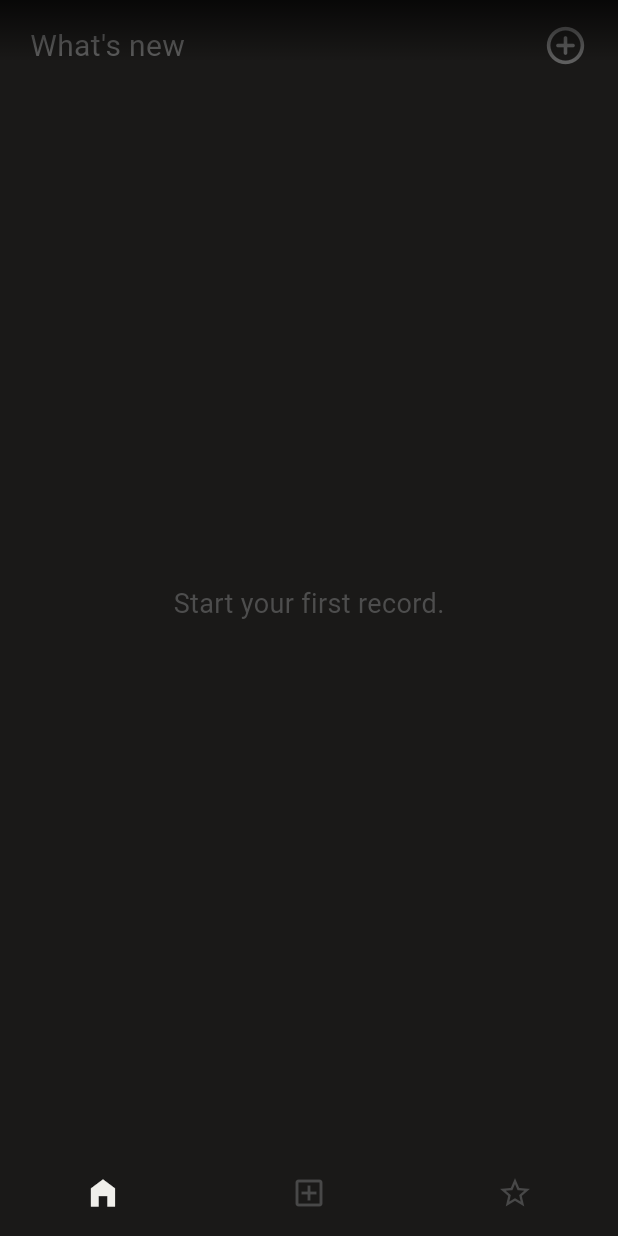
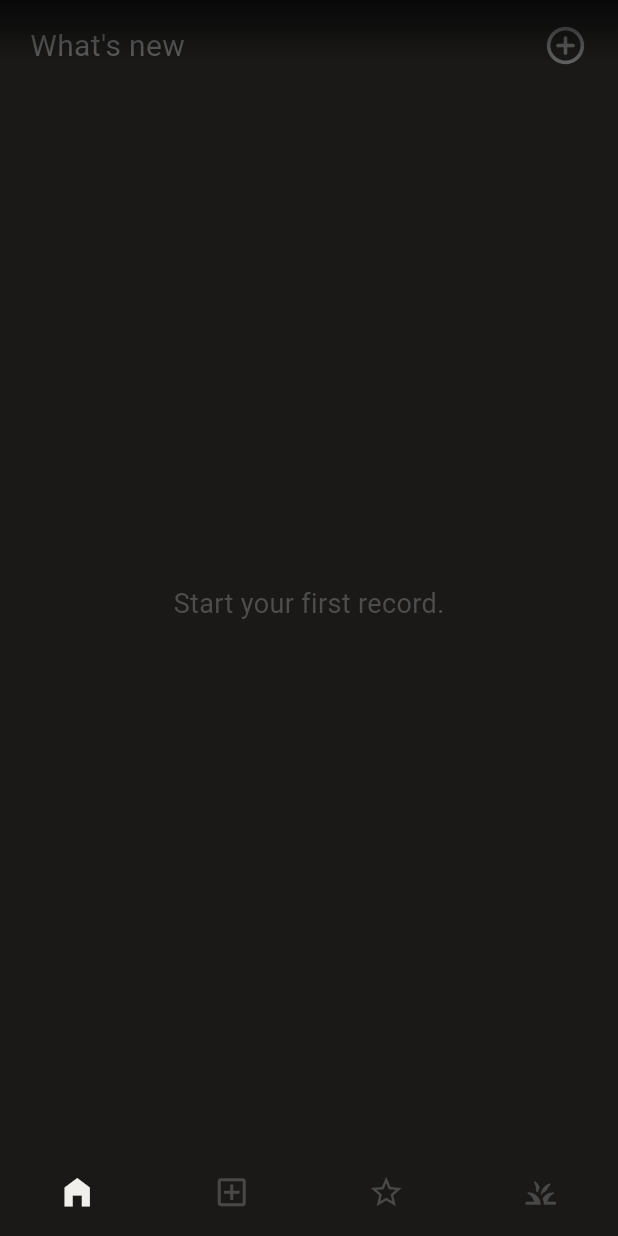
Before and after one commit to wold21/creeate_memo, a Flutter app: the screen it shows after launch, on a phone screen of 412 x 824 dp. Run offline on Flutter 3.47's test engine with Material 3 defaults, Android fonts, the phone set to English and light mode, and no system bars; our stand-ins replace sqflite; accounts and stored records are empty.

Commit message:
updated: 그래프 페이지 바닥 작업 완료

```diff
--- a/lib/components/nav/custom_bottom_nav_bar.dart
+++ b/lib/components/nav/custom_bottom_nav_bar.dart
@@ -35,6 +35,12 @@ class CustomBottomNavBar extends StatelessWidget {
             icon: Icons.star_border_sharp,
             isActive: currentIndex == 1,
           ),
+          CustomNavItem(
+            index: 2,
+            onTap: onTap,
+            icon: Icons.grass_rounded,
+            isActive: currentIndex == 2,
+          ),
         ],
       ),
     );
--- a/lib/components/nav/custom_nav_item.dart
+++ b/lib/components/nav/custom_nav_item.dart
@@ -18,15 +18,10 @@ class CustomNavItem extends StatelessWidget {
       onTap: () {
         onTap(index);
       },
-      child: Column(
-        mainAxisSize: MainAxisSize.min,
-        children: [
-          Icon(
-            icon,
-            color:
-                isActive ? Color(0xffF0EFEB) : Color.fromARGB(255, 72, 72, 72),
-          ),
-        ],
+      child: Icon(
+        icon,
+        color: isActive ? Color(0xffF0EFEB) : Color.fromARGB(255, 72, 72, 72),
+        size: 25,
       ),
     );
   }
--- a/lib/pages/scaffold_page.dart
+++ b/lib/pages/scaffold_page.dart
@@ -3,6 +3,7 @@ import 'package:create_author/components/record/record_create.dart';
 import 'package:create_author/databases/record_helper.dart';
 import 'package:create_author/models/record.dart';
 import 'package:create_author/pages/favorite_page.dart';
+import 'package:create_author/pages/graph_page.dart';
 import 'package:create_author/pages/home_page.dart';
 import 'package:flutter/material.dart';
 import 'package:flutter/rendering.dart';
@@ -44,6 +45,7 @@ class ScaffoldPageState extends State<ScaffoldPage> {
     _pages = [
       HomePage(scrollController: _scrollController),
       FavoritePage(scrollController: _scrollController),
+      GraphPage(),
     ];
   }
 
@@ -58,7 +60,7 @@ class ScaffoldPageState extends State<ScaffoldPage> {
       showInputSheet();
     } else {
       setState(() {
-        _pageIndex = index > 1 ? index - 1 : index;
+        _pageIndex = index;
       });
     }
   }
```
Also changed, not shown: lib/pages/graph_page.dart (added, +12 -0 lines).
